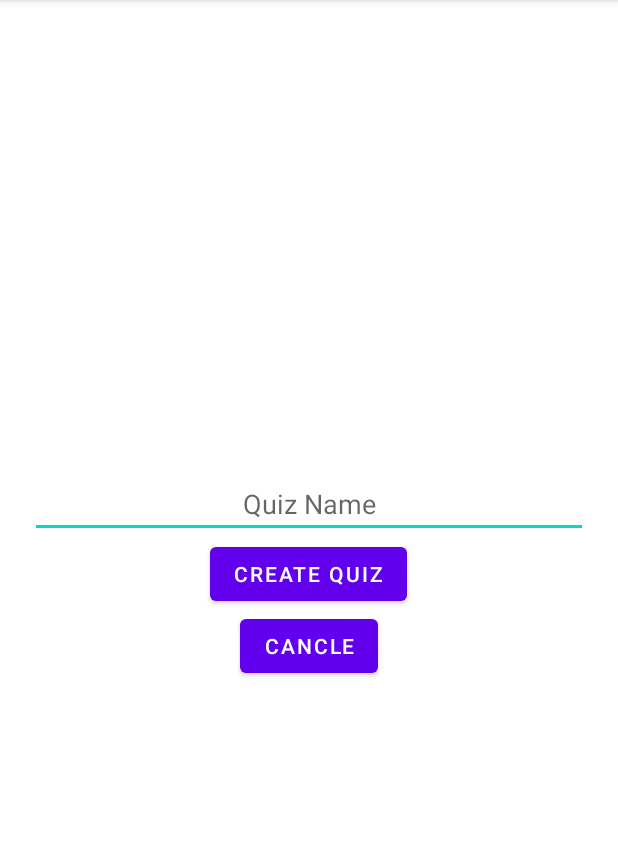
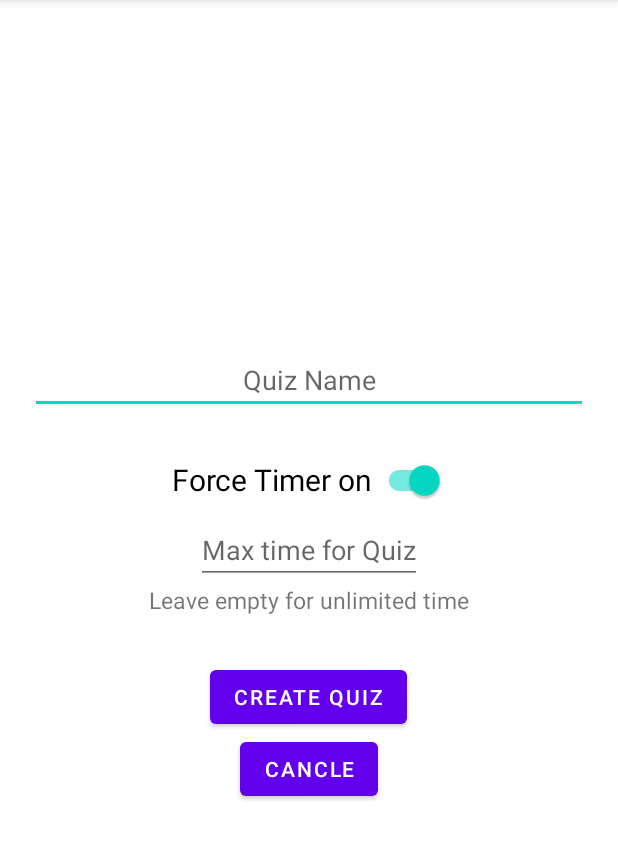
Before and after one commit to Timo4D/QuizO, an Android app: the QuizCreateNameActivity screen opened directly, with no data from a screen before it, after a tap on "CREATE QUIZ", on a phone screen of 412 x 824 dp, the part 84-944 px from its top. Run offline under Robolectric (Android 15) with nearby library versions, the phone set to English and light mode, and no system bars; 1 other tap on this screen came first.

Commit message:
Added Force Timer

```diff
--- a/app/src/main/java/com/example/quizo_v1/Constants.java
+++ b/app/src/main/java/com/example/quizo_v1/Constants.java
@@ -5,11 +5,13 @@ import java.util.ArrayList;
 public class Constants {
 
     public static final String QUIZ_NUMBER = "quiz_number";
-    public static final String user_name = "user_name";
     public static final String total_questions = "total_questions";
     public static final String correct_answers ="correct_answers";
     public static final String QUIZ_NAME = "quiz_name";
     public static final String TIMER = "timer";
+    public static final String FORCE_TIMER = "force_timer";
+    public static final String MAX_TIME = "max_time";
+    public static final String USE_TIMER ="use_timer";
 
     private static ArrayList<Quiz> quizArrayList = new ArrayList<Quiz>();
 
--- a/app/src/main/java/com/example/quizo_v1/QuizCreateNameActivity.java
+++ b/app/src/main/java/com/example/quizo_v1/QuizCreateNameActivity.java
@@ -7,31 +7,49 @@ import android.os.Bundle;
 import android.view.View;
 import android.widget.Button;
 import android.widget.EditText;
+import android.widget.TextView;
 import android.widget.Toast;
+
+import com.google.android.material.switchmaterial.SwitchMaterial;
 
 public class QuizCreateNameActivity extends AppCompatActivity {
 
-    private EditText et_quitName;
+    private EditText et_quizName;
     private Button btn_createQuiz;
     private Button btn_cancle;
+    private SwitchMaterial switch_forceTimer;
+    private EditText et_maxQuizTime;
+    private TextView tv_maxQuizTimeHint;
 
     @Override
     protected void onCreate(Bundle savedInstanceState) {
         super.onCreate(savedInstanceState);
         setContentView(R.layout.activity_quiz_create_name);
 
-        et_quitName = findViewById(R.id.et_quizName);
+        et_quizName = findViewById(R.id.et_quizName);
         btn_cancle = findViewById(R.id.btn_cancleCreateQuizName);
         btn_createQuiz = findViewById(R.id.btn_createNewQuiz);
+        switch_forceTimer = findViewById(R.id.switch_forceTimer);
+        et_maxQuizTime = findViewById(R.id.et_maxQuizTime);
+        tv_maxQuizTimeHint = findViewById(R.id.tv_maxQuizTimeHint);
+
+        et_maxQuizTime.setVisibility(View.GONE);
+        tv_maxQuizTimeHint.setVisibility(View.GONE);
 
         btn_createQuiz.setOnClickListener(new View.OnClickListener() {
             @Override
             public void onClick(View v) {
-                if(et_quitName.getText().toString().isEmpty()) {
+                if(et_quizName.getText().toString().isEmpty()) {
                     Toast.makeText(QuizCreateNameActivity.this,"Please enter a name for your quiz",Toast.LENGTH_SHORT).show();
                 } else {
                     Intent i = new Intent(QuizCreateNameActivity.this,CreateQuizActivity.class);
-                    i.putExtra(Constants.QUIZ_NAME,et_quitName.getText().toString());
+                    i.putExtra(Constants.QUIZ_NAME,et_quizName.getText().toString());
+                    i.putExtra(Constants.FORCE_TIMER, switch_forceTimer.isChecked());
+                    if(!et_maxQuizTime.getText().toString().isEmpty()) {
+                        i.putExtra(Constants.MAX_TIME, Integer.parseInt(et_maxQuizTime.getText().toString()));
+                    } else {
+                        i.putExtra(Constants.MAX_TIME, 0);
+                    }
                     startActivity(i);
                 }
             }
@@ -45,5 +63,18 @@ public class QuizCreateNameActivity extends AppCompatActivity {
             }
         });
 
+        switch_forceTimer.setOnClickListener(new View.OnClickListener() {
+            @Override
+            public void onClick(View v) {
+                if(switch_forceTimer.isChecked()) {
+                    et_maxQuizTime.setVisibility(View.VISIBLE);
+                    tv_maxQuizTimeHint.setVisibility(View.VISIBLE);
+                } else {
+                    et_maxQuizTime.setVisibility(View.GONE);
+                    tv_maxQuizTimeHint.setVisibility(View.GONE);
+                }
+            }
+        });
+
     }
 }
--- a/app/src/main/res/layout/activity_quiz_answer.xml
+++ b/app/src/main/res/layout/activity_quiz_answer.xml
@@ -27,7 +27,8 @@
         <Chronometer
             android:id="@+id/chronometer"
             android:layout_width="wrap_content"
-            android:layout_height="wrap_content"/>
+            android:layout_height="wrap_content"
+            android:visibility="visible"/>
 
         <LinearLayout
             android:id="@+id/ll_progress_details"
--- a/app/src/main/res/layout/activity_quiz_create_name.xml
+++ b/app/src/main/res/layout/activity_quiz_create_name.xml
@@ -16,10 +16,33 @@
         android:gravity="center"
         android:hint="Quiz Name"/>
 
+    <com.google.android.material.switchmaterial.SwitchMaterial
+        android:id="@+id/switch_forceTimer"
+        android:layout_width="wrap_content"
+        android:layout_height="wrap_content"
+        android:textSize="20dp"
+        android:layout_marginTop="20dp"
+        android:text="Force Timer on"/>
+
+    <EditText
+        android:id="@+id/et_maxQuizTime"
+        android:layout_width="wrap_content"
+        android:layout_height="wrap_content"
+        android:hint="Max time for Quiz"/>
+
+    <TextView
+        android:id="@+id/tv_maxQuizTimeHint"
+        android:layout_width="wrap_content"
+        android:layout_height="wrap_content"
+        android:textSize="15dp"
+        android:text="Leave empty for unlimited time"/>
+
+
     <Button
         android:id="@+id/btn_createNewQuiz"
         android:layout_width="wrap_content"
         android:layout_height="wrap_content"
+        android:layout_marginTop="30sp"
         android:text="Create Quiz"/>
 
     <Button
```
Also changed, not shown: app/src/main/java/com/example/quizo_v1/CreateQuizActivity.java (+9 -0 lines), app/src/main/java/com/example/quizo_v1/Quiz.java (+16 -0 lines), app/src/main/java/com/example/quizo_v1/QuizAnswerActivity.java (+15 -2 lines), app/src/main/java/com/example/quizo_v1/ResultActivity.java (+6 -2 lines).
